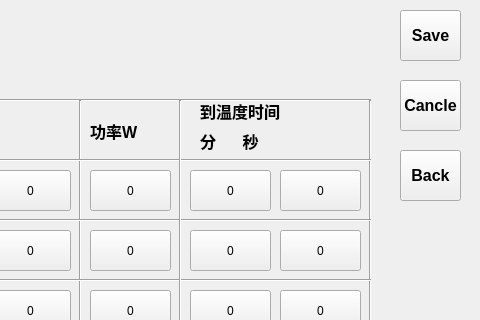
Above: setting_5.ui from wanghao-xznu/untitled2 before the change; both pictures show x 320 to 800 and y 0 to 320 of the 800 by 480 pixel window. Below: the same form after it.
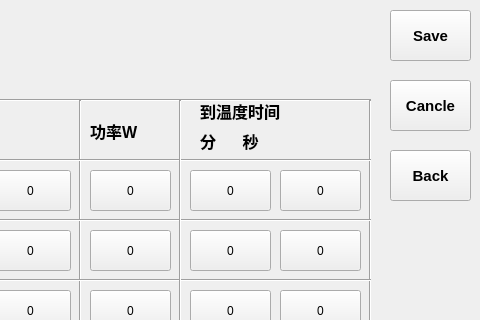
That is the form after the change.

The edit to the form file:
```diff
--- a/setting_5.ui
+++ b/setting_5.ui
@@ -88,15 +88,15 @@
   <widget class="QPushButton" name="pushButton">
    <property name="geometry">
     <rect>
-     <x>720</x>
+     <x>710</x>
      <y>10</y>
-     <width>61</width>
+     <width>81</width>
      <height>51</height>
     </rect>
    </property>
    <property name="font">
     <font>
-     <pointsize>12</pointsize>
+     <pointsize>11</pointsize>
      <weight>75</weight>
      <bold>true</bold>
     </font>
@@ -859,15 +859,15 @@
   <widget class="QPushButton" name="pushButton_33">
    <property name="geometry">
     <rect>
-     <x>720</x>
+     <x>710</x>
      <y>150</y>
-     <width>61</width>
+     <width>81</width>
      <height>51</height>
     </rect>
    </property>
    <property name="font">
     <font>
-     <pointsize>12</pointsize>
+     <pointsize>11</pointsize>
      <weight>75</weight>
      <bold>true</bold>
     </font>
@@ -879,15 +879,15 @@
   <widget class="QPushButton" name="pushButton_32">
    <property name="geometry">
     <rect>
-     <x>720</x>
+     <x>710</x>
      <y>80</y>
-     <width>61</width>
+     <width>81</width>
      <height>51</height>
     </rect>
    </property>
    <property name="font">
     <font>
-     <pointsize>12</pointsize>
+     <pointsize>11</pointsize>
      <weight>75</weight>
      <bold>true</bold>
     </font>
```
